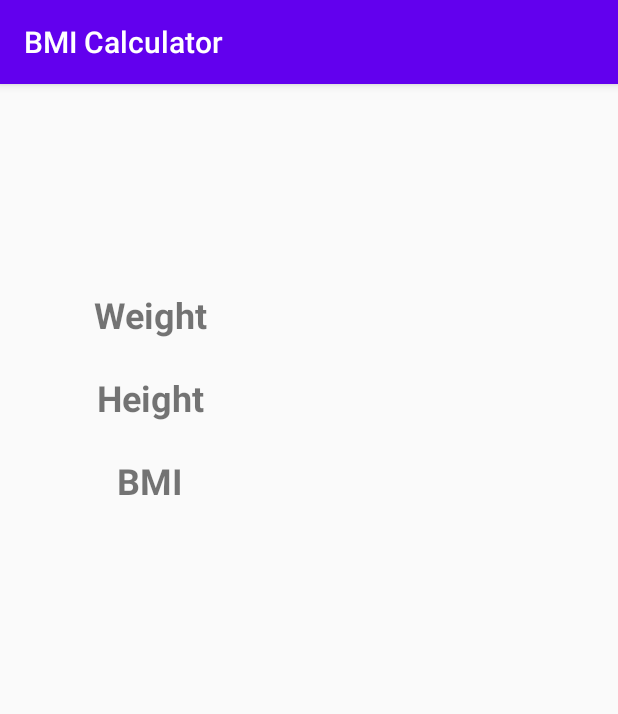
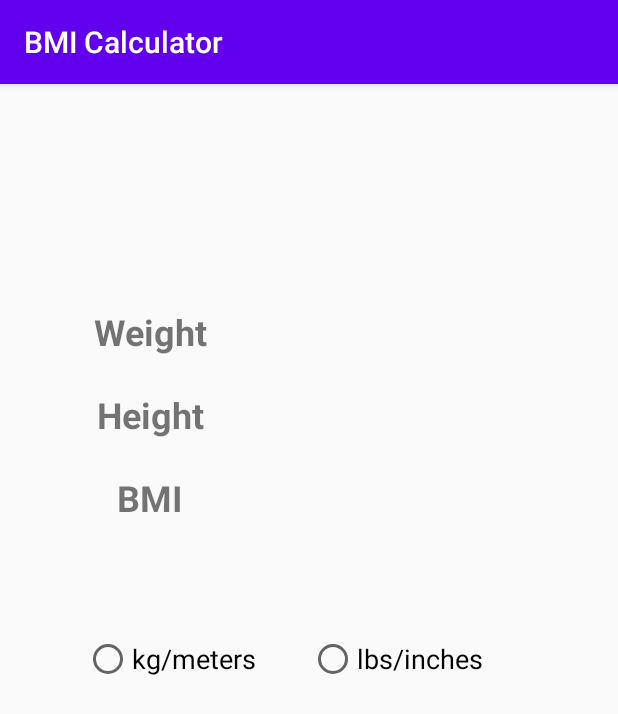
Before and after one commit to xyzhu99/CS213_Assignment5_BMICalculator, an Android app: the screen it shows after launch (MainActivity), on a phone screen of 412 x 824 dp. Shown: the top 714 px of the screen. Run offline under Robolectric (Android 15) with nearby library versions, the phone set to English and light mode, and no system bars.

Commit message:
Initial commit

```diff
--- a/app/src/main/res/layout/activity_main.xml
+++ b/app/src/main/res/layout/activity_main.xml
@@ -12,13 +12,14 @@
         android:layout_height="35dp"
         android:layout_marginStart="40dp"
         android:layout_marginLeft="40dp"
-        android:layout_marginTop="136dp"
         android:gravity="center"
         android:text="Weight"
         android:textSize="24sp"
         android:textStyle="bold"
+        app:layout_constraintBottom_toBottomOf="parent"
         app:layout_constraintStart_toStartOf="parent"
-        app:layout_constraintTop_toTopOf="parent" />
+        app:layout_constraintTop_toTopOf="parent"
+        app:layout_constraintVertical_bias="0.201" />
 
     <TextView
         android:id="@+id/bmi"
@@ -48,4 +49,35 @@
         app:layout_constraintStart_toStartOf="@+id/weight"
         app:layout_constraintTop_toBottomOf="@+id/weight" />
 
+    <RadioGroup
+        android:id="@+id/options"
+        android:layout_width="300dp"
+        android:layout_height="64dp"
+        android:orientation="horizontal"
+        app:layout_constraintBottom_toBottomOf="parent"
+        app:layout_constraintEnd_toEndOf="parent"
+        app:layout_constraintStart_toStartOf="parent"
+        app:layout_constraintTop_toTopOf="parent"
+        app:layout_constraintVertical_bias="0.499">
+
+        <RadioButton
+            android:id="@+id/metric"
+            android:layout_width="150dp"
+            android:layout_height="match_parent"
+            android:layout_weight="1"
+            android:gravity="left|center_vertical"
+            android:text="kg/meters"
+            android:textSize="18sp" />
+
+        <RadioButton
+            android:id="@+id/english"
+            android:layout_width="150dp"
+            android:layout_height="match_parent"
+            android:layout_weight="1"
+            android:gravity="left|center_vertical"
+            android:text="lbs/inches"
+            android:textSize="18sp" />
+
+    </RadioGroup>
+
 </androidx.constraintlayout.widget.ConstraintLayout>
```
